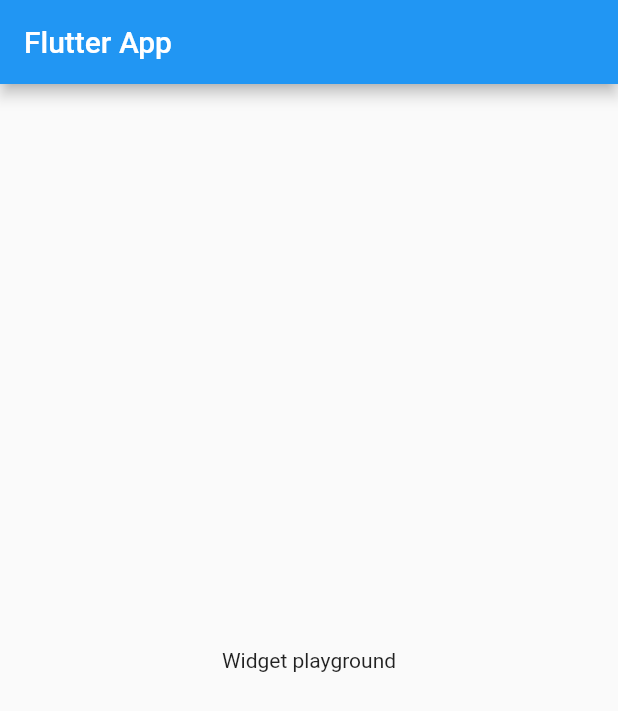
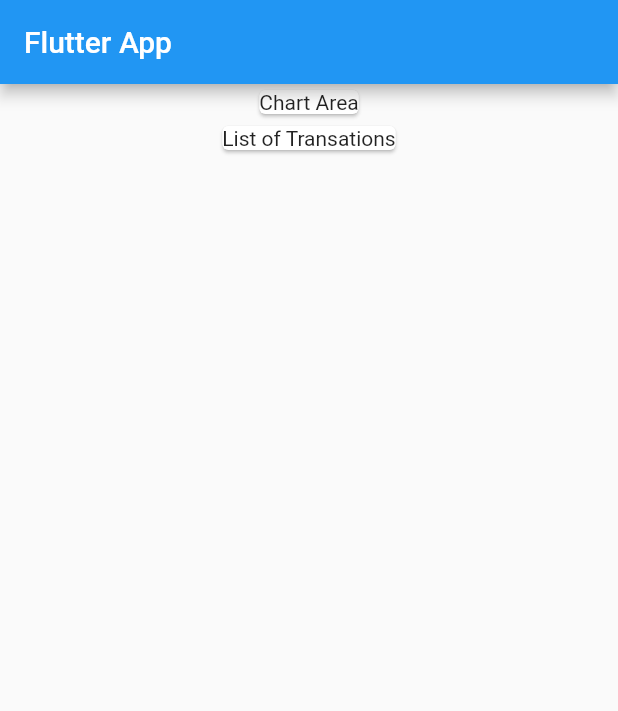
Before and after one commit to kali-dass/flutter_expenses_app_v2, a Flutter app: the screen it shows after launch, on a phone screen of 412 x 824 dp. Shown: the top 711 px of the screen. Run offline on Flutter 3.47's test engine with Material 2 defaults, Android fonts, the light colour scheme and no system bars.

Commit message:
Add column and Card widgets

```diff
--- a/lib/main.dart
+++ b/lib/main.dart
@@ -28,7 +28,16 @@ class MyHomePage extends StatelessWidget {
         title: Text('Flutter App'),
       ),
       body: Center(
-        child: Text('Widget playground'),
+        child: Column(
+          children: <Widget>[
+            Card(
+              child: Text('Chart Area'),
+            ),
+            Card(
+              child: Text('List of Transations'),
+            )
+          ],
+        ),
       ),
     );
   }
```
